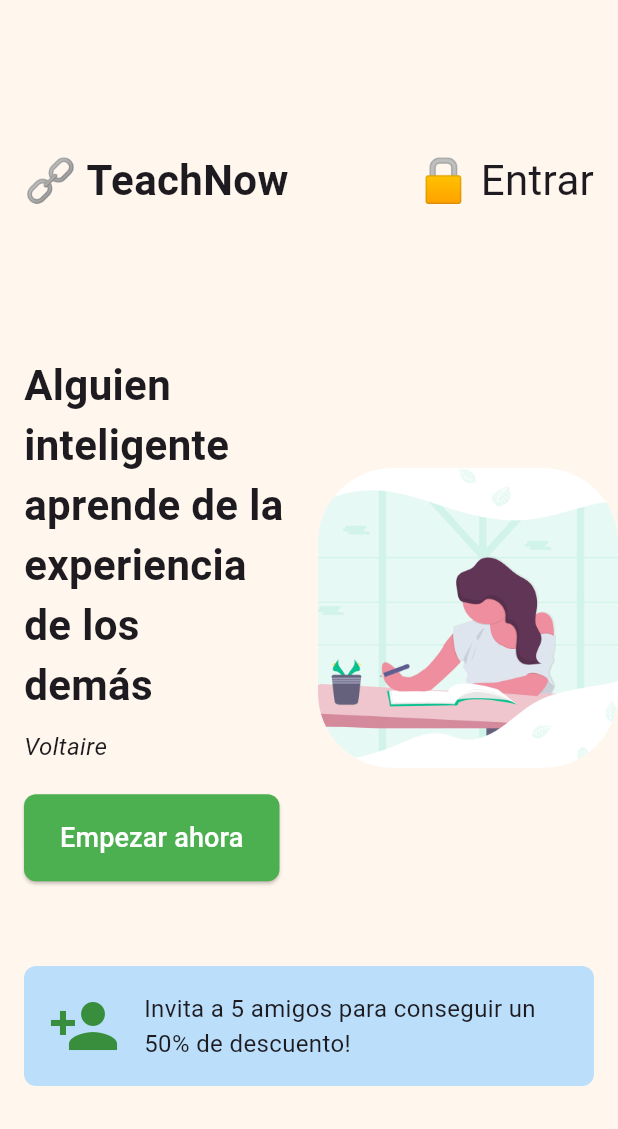
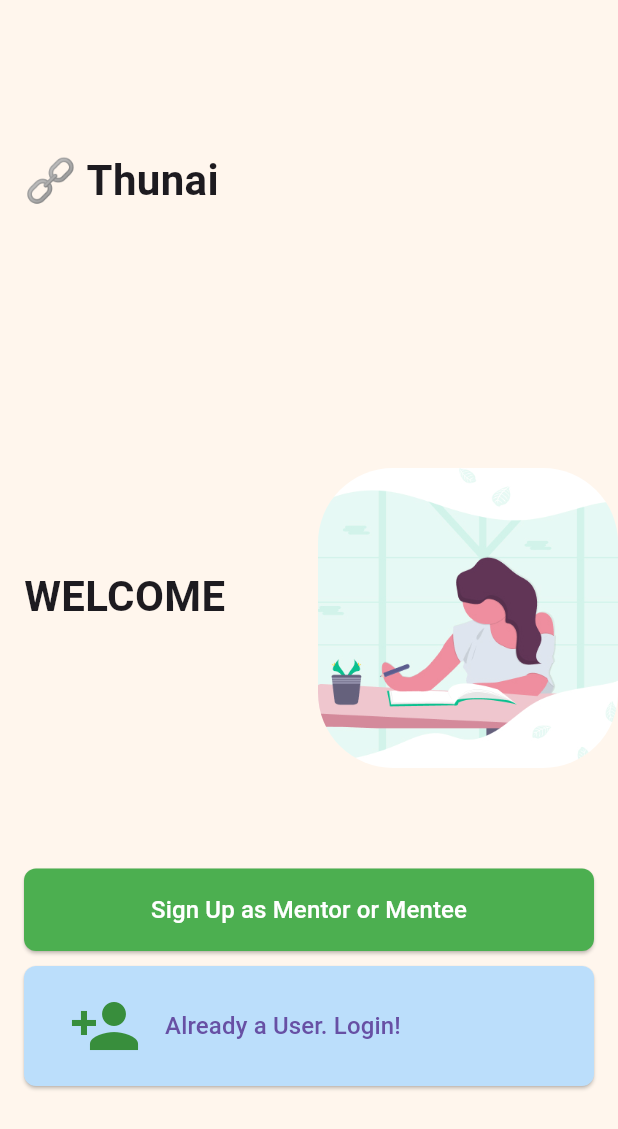
Before and after one commit to DemonGaming000/THUNAI, a Flutter app: the screen it shows after launch, on a phone screen of 412 x 824 dp. Shown: the top 1129 px of the screen. Run offline on Flutter 3.47's test engine with Material 3 defaults, Android fonts, the phone set to English and light mode, and no system bars; our stand-ins replace flutter_svg, google_fonts.

Commit message:
Improved main.dart

```diff
--- a/thunai_final/lib/main.dart
+++ b/thunai_final/lib/main.dart
@@ -1,5 +1,6 @@
 import 'package:flutter/material.dart';
 import 'page2.dart';
+
 void main() {
   runApp(const TeachNowApp());
 }
@@ -34,12 +35,8 @@ class TeachNowHomePage extends StatelessWidget {
                 mainAxisAlignment: MainAxisAlignment.spaceBetween,
                 children: [
                   const Text(
-                    '🔗 TeachNow',
+                    '🔗 Thunai',
                     style: TextStyle(fontSize: 28, fontWeight: FontWeight.bold),
-                  ),
-                  const Text(
-                    '🔒 Entrar',
-                    style: TextStyle(fontSize: 28),
                   ),
                 ],
               ),
@@ -58,34 +55,12 @@ class TeachNowHomePage extends StatelessWidget {
                         crossAxisAlignment: CrossAxisAlignment.start,
                         children: [
                           const Text(
-                            'Alguien inteligente\naprende de la\nexperiencia de los\ndemás',
+                            'WELCOME',
                             style: TextStyle(fontSize: 28, fontWeight: FontWeight.bold),
                           ),
                           const SizedBox(height: 10),
-                          const Text(
-                            'Voltaire',
-                            style: TextStyle(fontSize: 16, fontStyle: FontStyle.italic),
-                          ),
                           const SizedBox(height: 20),
-                          ElevatedButton(
-                            onPressed: () {
-                              Navigator.push(
-                                context,
-                                MaterialPageRoute(builder: (context) => TeachNowApp()), // Navigate to Page2
-                              );
-                            },
-                            style: ElevatedButton.styleFrom(
-                              backgroundColor: Colors.green,
-                              padding: const EdgeInsets.symmetric(horizontal: 24, vertical: 16),
-                              shape: RoundedRectangleBorder(
-                                borderRadius: BorderRadius.circular(8),
-                              ),
-                            ),
-                            child: const Text(
-                              'Empezar ahora',
-                              style: TextStyle(fontSize: 18, color: Colors.white),
-                            ),
-                          ),
+
                         ],
                       ),
                     ),
@@ -107,11 +82,40 @@ class TeachNowHomePage extends StatelessWidget {
               alignment: Alignment.bottomLeft,
               child: Padding(
                 padding: const EdgeInsets.fromLTRB(16.0, 0, 16.0, 100.0),
-                child: Container(
-                  padding: const EdgeInsets.all(16),
-                  decoration: BoxDecoration(
-                    color: Colors.blue[100],
+                child: Column(
+                  mainAxisSize: MainAxisSize.min,
+                  crossAxisAlignment: CrossAxisAlignment.stretch,
+                  children: [
+                    ElevatedButton(
+                      onPressed: () {
+                        Navigator.push(
+                          context,
+                          MaterialPageRoute(builder: (context) => TeachNowApp()), // Navigate to Page2
+                        );
+                      },
+                      style: ElevatedButton.styleFrom(
+                        backgroundColor: Colors.green,
+                        padding: const EdgeInsets.symmetric(horizontal: 30, vertical: 16),
+                        shape: RoundedRectangleBorder(
                           borderRadius: BorderRadius.circular(8),
+                        ),
+                      ),
+                      child: const Text(
+                        'Sign Up as Mentor or Mentee',
+                        style: TextStyle(fontSize: 16, color: Colors.white),
+                      ),
+                    ),
+                    const SizedBox(height: 10),
+                    ElevatedButton(
+                      onPressed: () {
+                        // Implement the login functionality here
+                      },
+                      style: ElevatedButton.styleFrom(
+                        backgroundColor: Colors.blue[100],
+                        padding: const EdgeInsets.symmetric(horizontal: 30, vertical: 16),
+                        shape: RoundedRectangleBorder(
+                          borderRadius: BorderRadius.circular(8),
+                        ),
                       ),
                       child: Row(
                         children: [
@@ -119,12 +123,14 @@ class TeachNowHomePage extends StatelessWidget {
                           const SizedBox(width: 16),
                           Expanded(
                             child: Text(
-                          'Invita a 5 amigos para conseguir un 50% de descuento!',
+                              'Already a User. Login!',
                               style: TextStyle(fontSize: 16),
                             ),
                           ),
                         ],
                       ),
+                    ),
+                  ],
                 ),
               ),
             ),
```
Lines whose indentation alone changed are shown as unchanged.
